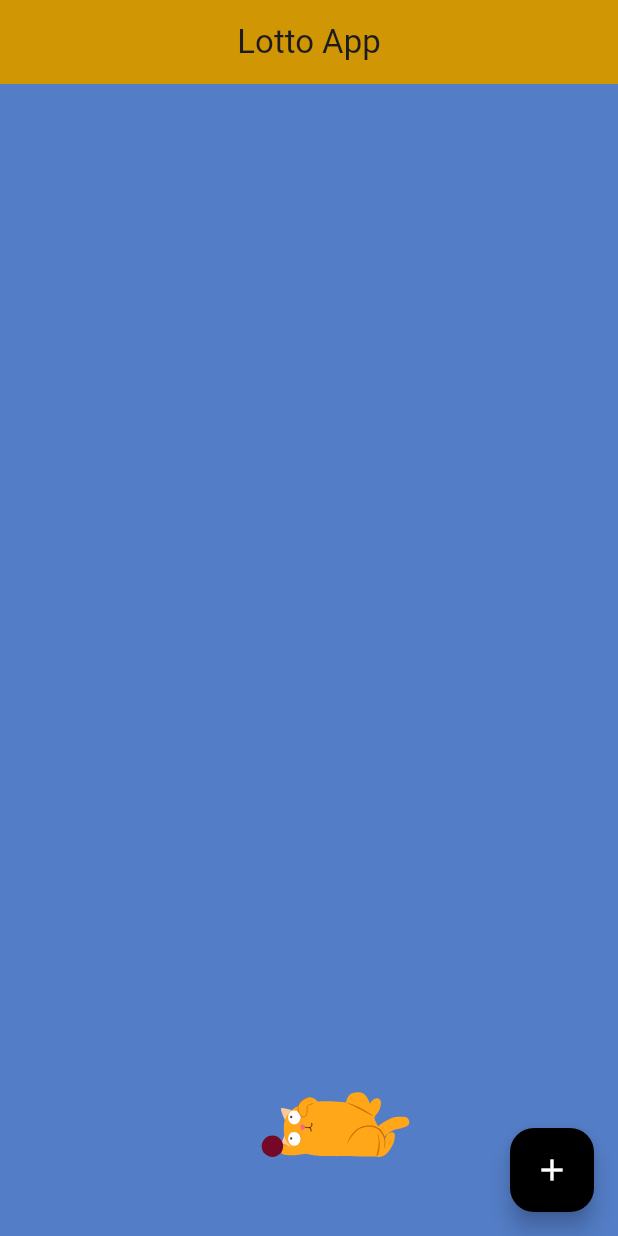
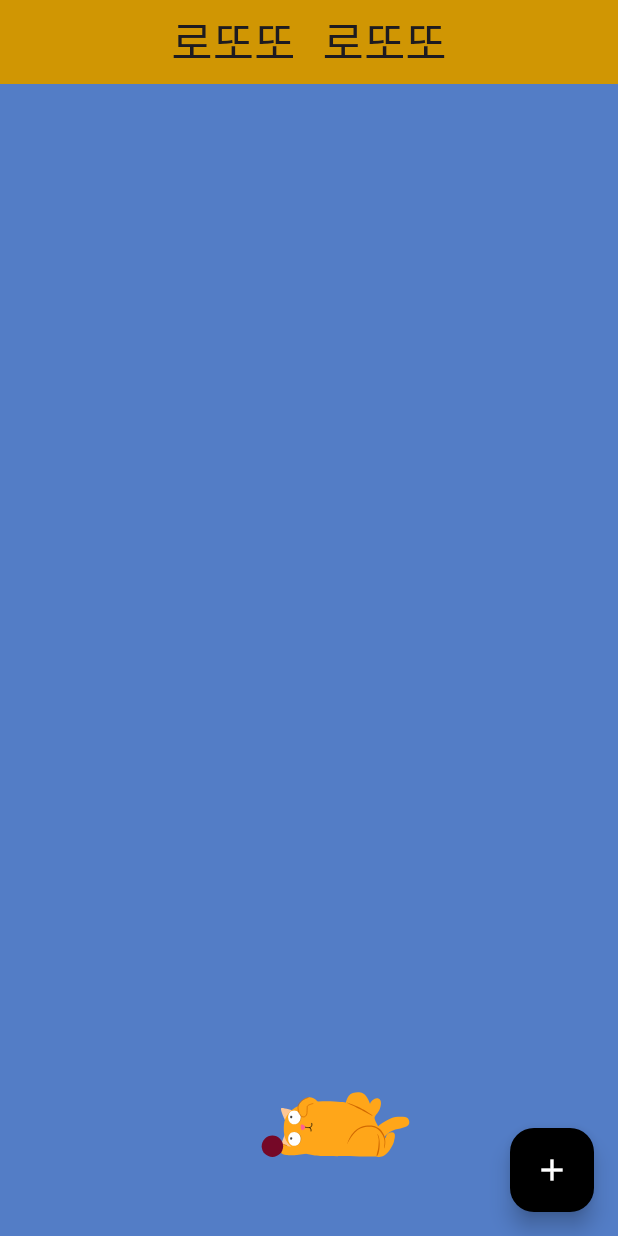
Before and after one commit to dev-EunbiKo/login_lotto, a Flutter app: the screen it shows after launch, on a phone screen of 412 x 824 dp. Run offline on Flutter 3.47's test engine with Material 3 defaults, Android fonts, the phone set to English and light mode, and no system bars; our stand-ins replace flutter_animate, flutter_svg, fluttertoast, lottie.

Commit message:
폰트 적용

```diff
--- a/lib/lottery_app/lotto.dart
+++ b/lib/lottery_app/lotto.dart
@@ -48,7 +48,10 @@ class _LottoState extends State<Lotto> {
     return Scaffold(
       backgroundColor: const Color.fromARGB(255, 83, 125, 198),
       appBar: AppBar(
-        title: Text('Lotto App'),
+        title: Text(
+          '로또또 로또또',
+          style: TextStyle(fontFamily: 'JetBrainsMono', fontSize: 30),
+        ),
         backgroundColor: const Color.fromARGB(255, 208, 150, 3),
         centerTitle: true,
       ),
```
